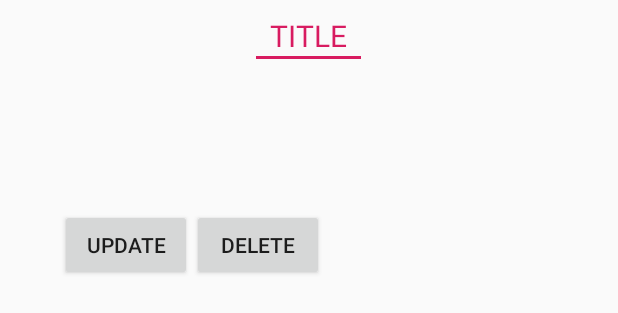
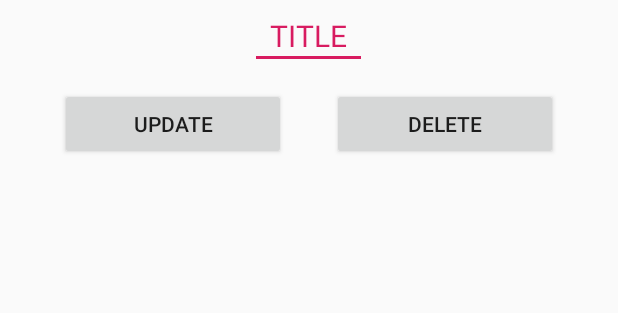
Before and after one commit to appstonemana/MyNote, an Android app: the layout cell_layout.xml on its own in the app's theme, with its tools: preview values and no code run, on a phone screen of 412 x 824 dp. Shown: the top 313 px of the screen. Run offline under Robolectric (Android 15) with nearby library versions, the phone set to English and light mode, and no system bars.

Commit message:
//drawable added

```diff
--- /dev/null
+++ b/app/src/main/res/drawable/rect.xml
@@ -0,0 +1,10 @@
+<?xml version="1.0" encoding="utf-8"?>
+<shape xmlns:android="http://schemas.android.com/apk/res/android"
+    android:shape="rectangle">
+
+    <stroke
+        android:width="1dp"
+        android:color="#000000" />
+    <corners android:radius="5dp" />
+
+</shape>
--- a/app/src/main/res/layout/cell_layout.xml
+++ b/app/src/main/res/layout/cell_layout.xml
@@ -1,28 +1,29 @@
 <?xml version="1.0" encoding="utf-8"?>
 <LinearLayout xmlns:android="http://schemas.android.com/apk/res/android"
-    android:orientation="vertical"
     android:layout_width="match_parent"
     android:layout_height="wrap_content"
+    android:orientation="vertical"
     android:padding="10dp">
 
     <TextView
+        android:id="@+id/tv_title"
         android:layout_width="wrap_content"
         android:layout_height="wrap_content"
+        android:layout_gravity="center"
         android:text="TITLE"
-        android:textSize="20sp"
         android:textColor="@color/colorAccent"
+        android:textSize="20sp" />
+
+    <View
+        android:layout_width="70dp"
+        android:layout_height="2dp"
         android:layout_gravity="center"
-        android:id="@+id/tv_title"/>
-
-        <View android:layout_height="2dp"
-            android:layout_width="70dp"
-            android:background="@color/colorAccent"
-            android:layout_gravity="center"/>
+        android:background="@color/colorAccent" />
 
     <TextView
+        android:id="@+id/tv_text"
         android:layout_width="match_parent"
-        android:layout_height="100dp"
-        android:id="@+id/tv_text"/>
+        android:layout_height="wrap_content" />
 
     <LinearLayout
         android:layout_width="match_parent"
@@ -30,18 +31,22 @@
         android:orientation="horizontal">
 
 
-    <Button
-        android:layout_width="wrap_content"
-        android:layout_height="wrap_content"
-        android:text="UPDATE"
-        android:layout_marginStart="30dp"
-        android:layout_gravity="left"/>
+        <Button
+            android:layout_width="0dp"
+            android:layout_height="wrap_content"
+            android:layout_gravity="left"
+            android:layout_marginStart="30dp"
+            android:layout_marginEnd="15dp"
+            android:layout_weight="0.5"
+            android:text="UPDATE" />
 
         <Button
-            android:layout_width="wrap_content"
+            android:layout_width="0dp"
             android:layout_height="wrap_content"
+            android:layout_gravity="right"
+            android:layout_marginStart="15dp"
             android:layout_marginEnd="30dp"
-            android:layout_gravity="right"
+            android:layout_weight="0.5"
             android:text="DELETE" />
     </LinearLayout>
 </LinearLayout>
```
